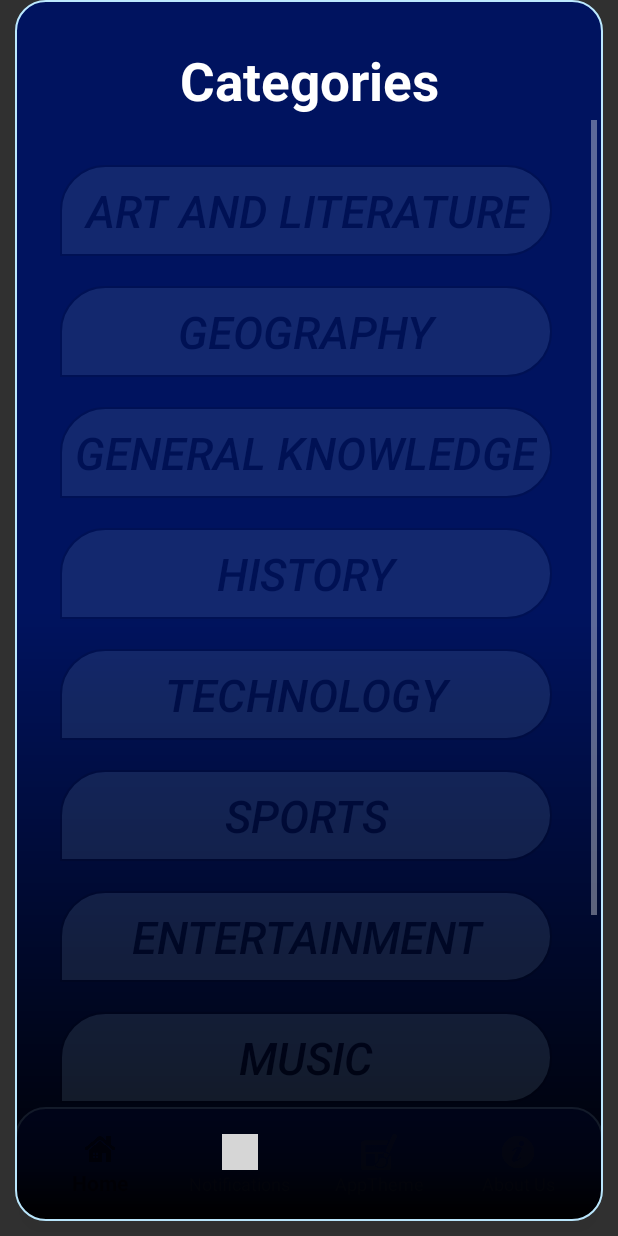
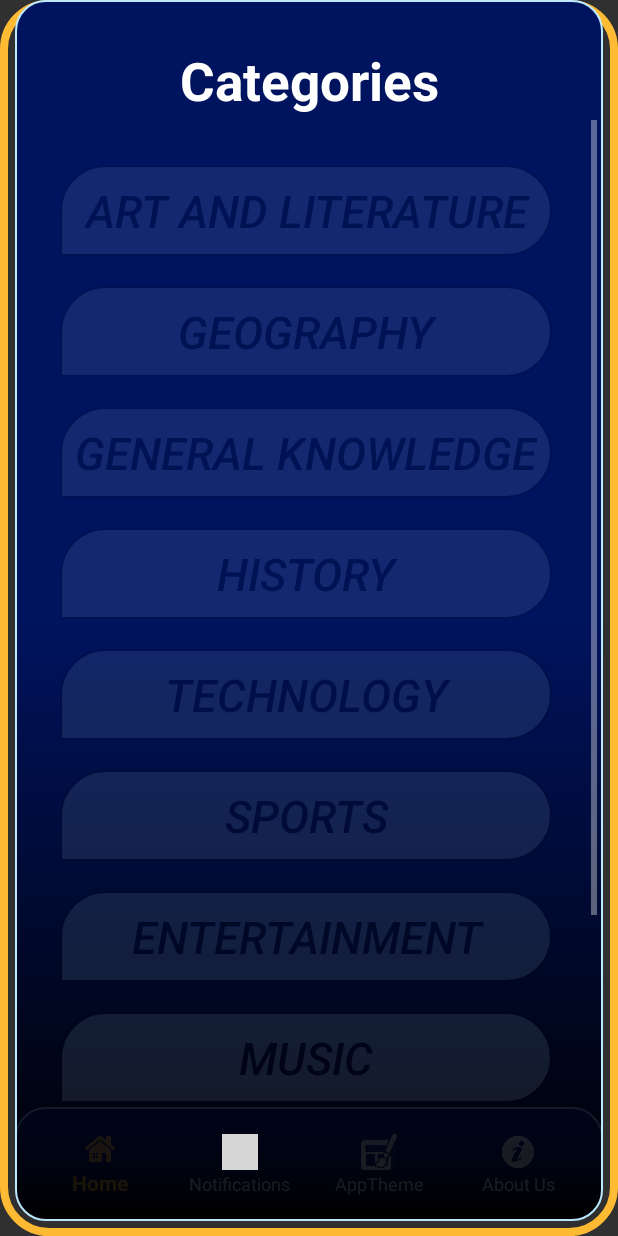
Before and after one commit to TanishqSehgal7/QuizoFy, an Android app: the MainActivity screen opened directly, with no data from a screen before it, on a phone screen of 412 x 824 dp. Run offline under Robolectric (Android 15) with nearby library versions, the phone set to English and light mode, and no system bars; 1 statement that could not run was skipped; grey boxes are pictures that could not be loaded.

Commit message:
Quizofy: Bottom Nav made stable with some UI changes

```diff
--- a/app/src/main/java/com/example/quizofy/MainActivity.kt
+++ b/app/src/main/java/com/example/quizofy/MainActivity.kt
@@ -73,7 +73,6 @@ class MainActivity : AppCompatActivity(){
 //            ab.setBackgroundDrawable(getDrawable(R.drawable.actionbargrag))
 //        }
 
-        runAnimationOnCategoryTv()
 
         Log.d("QuizCategory1","Main activity oncreate called")
         bottomNavigation.setOnNavigationItemSelectedListener(mOnNavigationItemSelectedListener)
--- a/app/src/main/res/drawable/nav_selector.xml
+++ b/app/src/main/res/drawable/nav_selector.xml
@@ -1,6 +1,6 @@
 <?xml version="1.0" encoding="utf-8"?>
 <selector xmlns:android="http://schemas.android.com/apk/res/android">
-    <item android:state_checked="true" android:color="@android:color/black" />
-    <item android:state_pressed="true" android:state_enabled="true" android:color="@android:color/black" />
-    <item android:color="#803E3D3D" />
+    <item android:state_checked="true" android:color="@android:color/holo_orange_light" />
+    <item android:state_pressed="true" android:state_enabled="true" android:color="@android:color/holo_orange_light" />
+    <item android:color="@android:color/white" />
 </selector>
--- a/app/src/main/res/drawable/stroke.xml
+++ b/app/src/main/res/drawable/stroke.xml
@@ -3,7 +3,7 @@
     android:shape="rectangle">
 
     <stroke
-        android:width="1dp"
+        android:width="5dp"
         android:color="@android:color/holo_orange_light"
         />
 
--- a/app/src/main/res/layout/activity_main.xml
+++ b/app/src/main/res/layout/activity_main.xml
@@ -6,6 +6,7 @@
     android:layout_width="match_parent"
     android:layout_height="match_parent"
     tools:context=".MainActivity"
+    android:background="@drawable/stroke"
     android:id="@+id/containFragment">
 
       <com.google.android.material.bottomnavigation.BottomNavigationView
```
